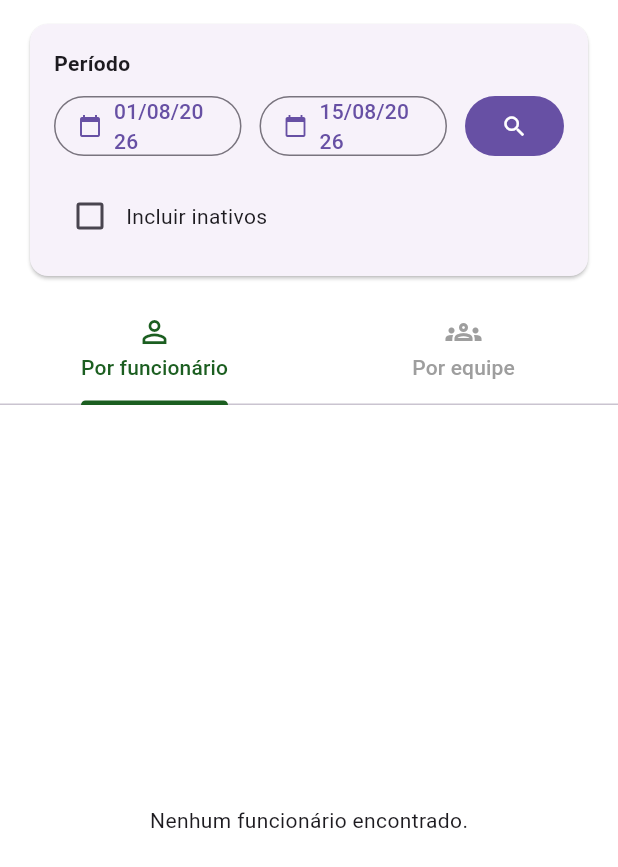
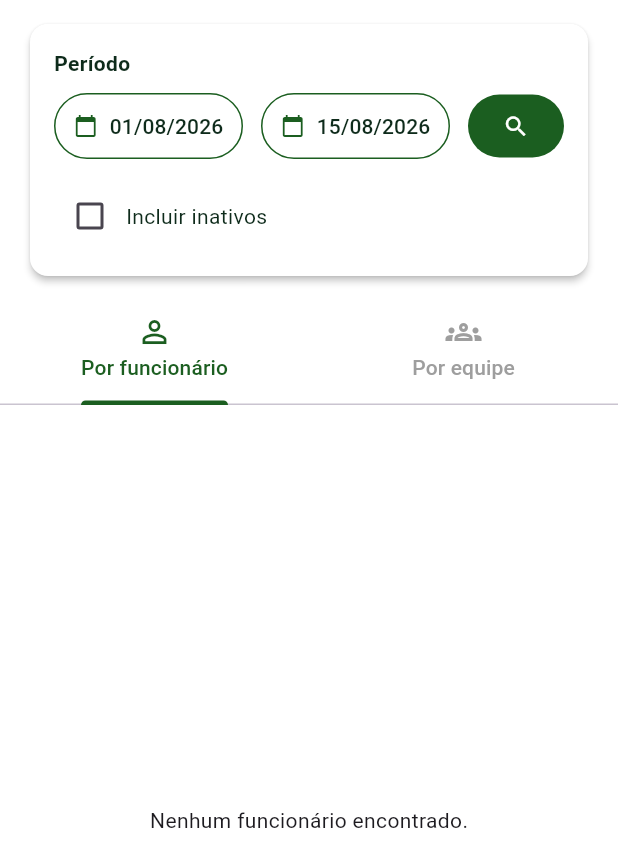
Before and after one commit to rdswallyson/Silvora_Florestal-, a Flutter app: the ConsultaProducaoScreen screen opened directly, after a tap on the "search" icon, on a phone screen of 412 x 824 dp. Shown: the top 867 px of the screen. Run offline on Flutter 3.47's test engine with Material 3 defaults, Android fonts, the phone set to English and light mode, and no system bars; our stand-ins replace fl_chart, go_router, google_fonts, supabase_flutter; accounts and stored records are empty.

Commit message:
fix(consulta-producao): corrige seletor de datas, totais por equipe e detalhamento

```diff
--- a/lib/screens/consulta_producao_screen.dart
+++ b/lib/screens/consulta_producao_screen.dart
@@ -3,6 +3,7 @@ import 'package:intl/intl.dart';
 import '../services/db_service.dart';
 import '../theme/app_theme.dart';
 import '../widgets/common.dart';
+import 'consulta_producao_equipe_screen.dart';
 import 'consulta_producao_funcionario_screen.dart';
 
 /// Tela de consulta de produção por funcionário/equipe em um período.
@@ -55,7 +56,7 @@ class _ConsultaProducaoScreenState extends State<ConsultaProducaoScreen>
       final equipesFuture = Db.list('equipes', orderBy: 'nome', ascending: true);
       final producoesFuture = Db.list('producao',
           select:
-              '*, equipe:equipes!equipe_id(nome), talhao:talhoes!talhao_id(codigo), funcionario:funcionarios!funcionario_id(nome)');
+              '*, equipe_id, funcionario_id, volume_total, total_arvores, equipe:equipes!equipe_id(nome), talhao:talhoes!talhao_id(codigo), funcionario:funcionarios!funcionario_id(nome)');
       final pfFuture = Db.list('producao_funcionarios',
           select:
               '*, funcionario:funcionarios!funcionario_id(nome, forma_remuneracao, situacao), producao:producao!producao_id(data, volume_total, total_arvores, talhao:talhao_id(codigo), equipe:equipe_id(nome))');
@@ -103,9 +104,10 @@ class _ConsultaProducaoScreenState extends State<ConsultaProducaoScreen>
 
   DateTime? _parseDate(dynamic value) {
     if (value == null) return null;
-    if (value is DateTime) return value;
+    if (value is DateTime) return DateTime(value.year, value.month, value.day);
     try {
-      return DateTime.parse(value.toString());
+      final dt = DateTime.parse(value.toString());
+      return DateTime(dt.year, dt.month, dt.day);
     } catch (_) {
       return null;
     }
@@ -178,9 +180,9 @@ class _ConsultaProducaoScreenState extends State<ConsultaProducaoScreen>
   }
 
   Map<String, dynamic> _totaisEquipe(String equipeId) {
-    final producoes = _producoes
-        .where((p) => '${p['equipe_id']}' == equipeId)
-        .toList();
+    final producoes = _producoes.where((p) {
+      return _matchEquipeId(p, equipeId);
+    }).toList();
     double volume = 0;
     double arvores = 0;
     double valor = 0;
@@ -197,6 +199,20 @@ class _ConsultaProducaoScreenState extends State<ConsultaProducaoScreen>
       'arvores': arvores,
       'valor': valor,
     };
+  }
+
+  List<Map<String, dynamic>> _producoesDaEquipe(String equipeId) {
+    return _producoes.where((p) => _matchEquipeId(p, equipeId)).toList();
+  }
+
+  bool _matchEquipeId(Map<String, dynamic> producao, String equipeId) {
+    final rawId = producao['equipe_id'];
+    if (rawId != null && '${rawId}' == equipeId) return true;
+    final nested = producao['equipe'];
+    if (nested is Map && nested['id'] != null && '${nested['id']}' == equipeId) {
+      return true;
+    }
+    return false;
   }
 
   String _nomeFuncionario(String id) {
@@ -251,6 +267,8 @@ class _ConsultaProducaoScreenState extends State<ConsultaProducaoScreen>
   Widget _buildFiltros() {
     final fmt = DateFormat('dd/MM/yyyy');
     return Card(
+      color: Colors.white,
+      elevation: 2,
       margin: const EdgeInsets.fromLTRB(20, 16, 20, 12),
       child: Padding(
         padding: const EdgeInsets.all(16),
@@ -258,32 +276,57 @@ class _ConsultaProducaoScreenState extends State<ConsultaProducaoScreen>
           crossAxisAlignment: CrossAxisAlignment.start,
           children: [
             const Text('Período',
-                style: TextStyle(fontWeight: FontWeight.w700)),
+                style: TextStyle(
+                    fontWeight: FontWeight.w700,
+                    color: BrandColors.forestDark)),
             const SizedBox(height: 8),
             Row(
               children: [
                 Expanded(
                   child: OutlinedButton.icon(
                     onPressed: _selecionarDataInicio,
-                    icon: const Icon(Icons.calendar_today, size: 16),
-                    label: Text(_dataInicio == null
-                        ? 'Início'
-                        : fmt.format(_dataInicio!)),
+                    style: OutlinedButton.styleFrom(
+                      foregroundColor: BrandColors.forestDark,
+                      side: const BorderSide(color: BrandColors.forest),
+                      padding: const EdgeInsets.symmetric(vertical: 12),
+                    ),
+                    icon: const Icon(Icons.calendar_today,
+                        size: 16, color: BrandColors.forest),
+                    label: Text(
+                      _dataInicio == null
+                          ? 'Data inicial'
+                          : fmt.format(_dataInicio!),
+                      style: const TextStyle(color: BrandColors.forestDark),
+                    ),
                   ),
                 ),
                 const SizedBox(width: 12),
                 Expanded(
                   child: OutlinedButton.icon(
                     onPressed: _selecionarDataFim,
-                    icon: const Icon(Icons.calendar_today, size: 16),
-                    label: Text(_dataFim == null
-                        ? 'Fim'
-                        : fmt.format(_dataFim!)),
+                    style: OutlinedButton.styleFrom(
+                      foregroundColor: BrandColors.forestDark,
+                      side: const BorderSide(color: BrandColors.forest),
+                      padding: const EdgeInsets.symmetric(vertical: 12),
+                    ),
+                    icon: const Icon(Icons.calendar_today,
+                        size: 16, color: BrandColors.forest),
+                    label: Text(
+                      _dataFim == null
+                          ? 'Data final'
+                          : fmt.format(_dataFim!),
+                      style: const TextStyle(color: BrandColors.forestDark),
+                    ),
                   ),
                 ),
                 const SizedBox(width: 12),
                 FilledButton(
                   onPressed: _carregar,
+                  style: FilledButton.styleFrom(
+                    backgroundColor: BrandColors.forest,
+                    foregroundColor: Colors.white,
+                    padding: const EdgeInsets.symmetric(vertical: 12),
+                  ),
                   child: const Icon(Icons.search),
                 ),
               ],
@@ -293,9 +336,12 @@ class _ConsultaProducaoScreenState extends State<ConsultaProducaoScreen>
               children: [
                 Checkbox(
                   value: _incluirInativos,
-                  onChanged: (v) => setState(() => _incluirInativos = v ?? false),
+                  onChanged: (v) =>
+                      setState(() => _incluirInativos = v ?? false),
+                  activeColor: BrandColors.forest,
                 ),
-                const Text('Incluir inativos'),
+                const Text('Incluir inativos',
+                    style: TextStyle(color: BrandColors.forestDark)),
               ],
             ),
           ],
@@ -390,6 +436,20 @@ class _ConsultaProducaoScreenState extends State<ConsultaProducaoScreen>
         final totais = _totaisEquipe(id);
         return Card(
           margin: const EdgeInsets.only(bottom: 10),
+          child: InkWell(
+            borderRadius: BorderRadius.circular(12),
+            onTap: () => Navigator.push(
+              context,
+              MaterialPageRoute(
+                builder: (_) => ConsultaProducaoEquipeScreen(
+                  equipe: e,
+                  dataInicio: _dataInicio!,
+                  dataFim: _dataFim!,
+                  producoesEquipe: _producoesDaEquipe(id),
+                  producaoFuncionarios: _producaoFuncionarios,
+                ),
+              ),
+            ),
             child: Padding(
               padding: const EdgeInsets.all(16),
               child: Column(
@@ -420,6 +480,7 @@ class _ConsultaProducaoScreenState extends State<ConsultaProducaoScreen>
                           ],
                         ),
                       ),
+                      const Icon(Icons.chevron_right, color: Colors.grey),
                     ],
                   ),
                   const SizedBox(height: 12),
@@ -443,6 +504,7 @@ class _ConsultaProducaoScreenState extends State<ConsultaProducaoScreen>
                     ],
                   ),
                 ],
+              ),
             ),
           ),
         );
```
Also changed, not shown: lib/screens/consulta_producao_equipe_screen.dart (added, +245 -0 lines). Lines whose indentation alone changed are shown as unchanged.
